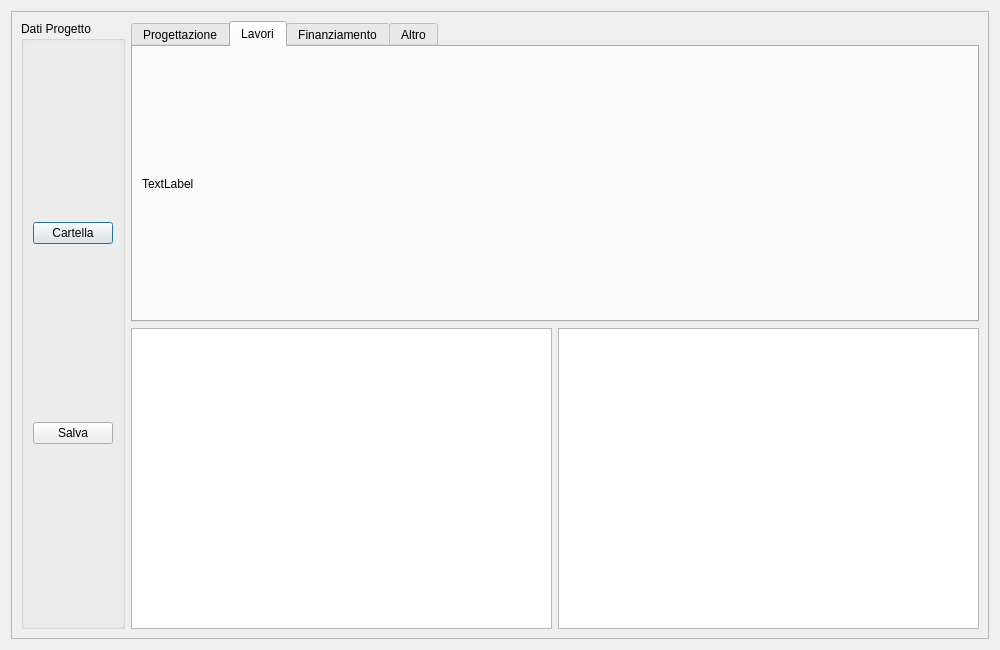
tarateo78/Praticometro, file schedadettaglio.ui: the form before one commit.
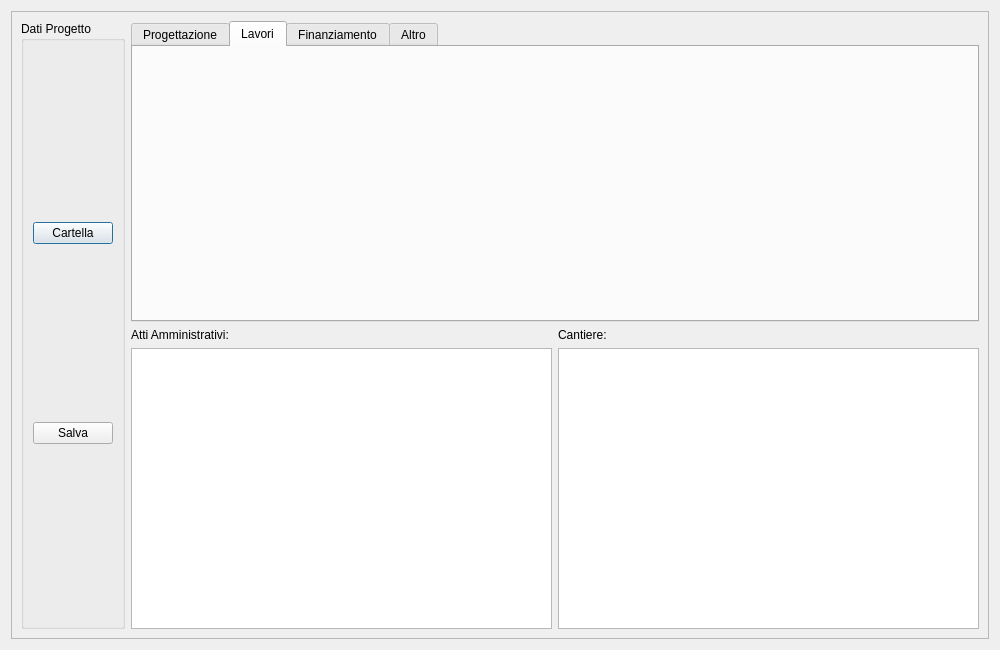
The form after the commit.

Diff of the .ui file:
```diff
--- a/schedadettaglio.ui
+++ b/schedadettaglio.ui
@@ -82,13 +82,6 @@
                <item>
                 <layout class="QFormLayout" name="formLayout_5"/>
                </item>
-               <item>
-                <widget class="QLabel" name="label">
-                 <property name="text">
-                  <string>TextLabel</string>
-                 </property>
-                </widget>
-               </item>
               </layout>
              </widget>
              <widget class="QWidget" name="tab_2">
@@ -116,10 +109,32 @@
            <item>
             <layout class="QHBoxLayout" name="horizontalLayout_3">
              <item>
-              <widget class="QListWidget" name="listWidget"/>
+              <layout class="QVBoxLayout" name="verticalLayout_9">
+               <item>
+                <widget class="QLabel" name="label">
+                 <property name="text">
+                  <string>Atti Amministrativi:</string>
+                 </property>
+                </widget>
+               </item>
+               <item>
+                <widget class="QListWidget" name="listWidget"/>
+               </item>
+              </layout>
              </item>
              <item>
-              <widget class="QListWidget" name="listWidget_2"/>
+              <layout class="QVBoxLayout" name="verticalLayout_10">
+               <item>
+                <widget class="QLabel" name="label_2">
+                 <property name="text">
+                  <string>Cantiere:</string>
+                 </property>
+                </widget>
+               </item>
+               <item>
+                <widget class="QListWidget" name="listWidget_2"/>
+               </item>
+              </layout>
              </item>
             </layout>
            </item>
```
Left out of the diff: 2 changed lines with no effect on the pictures.
